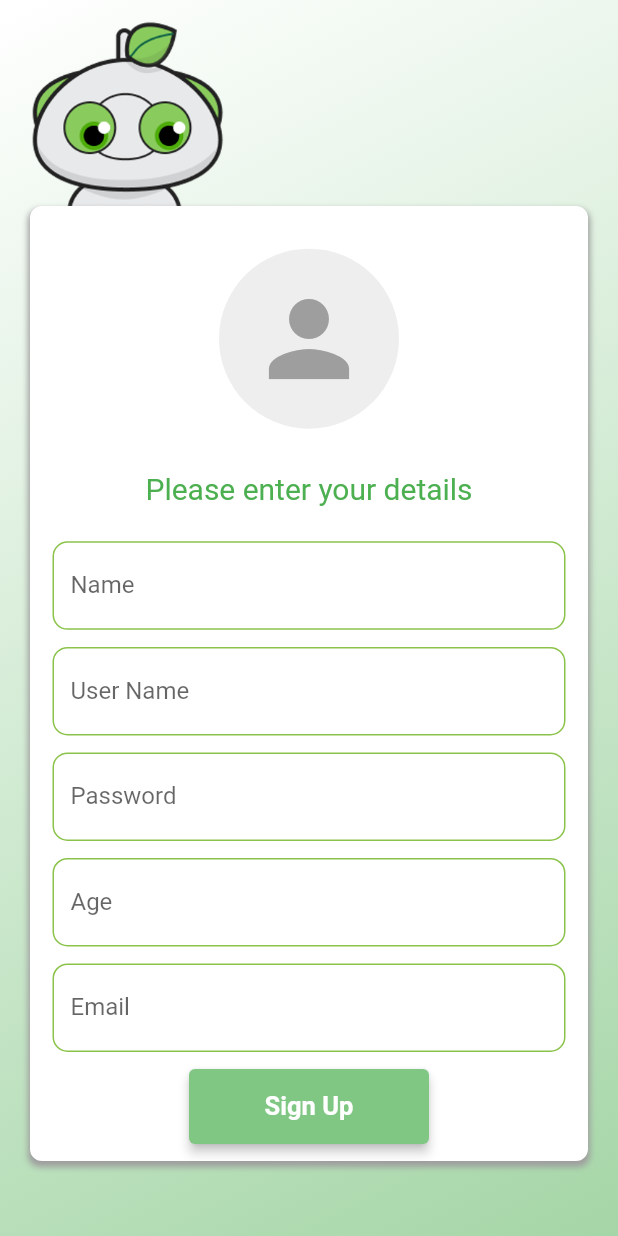
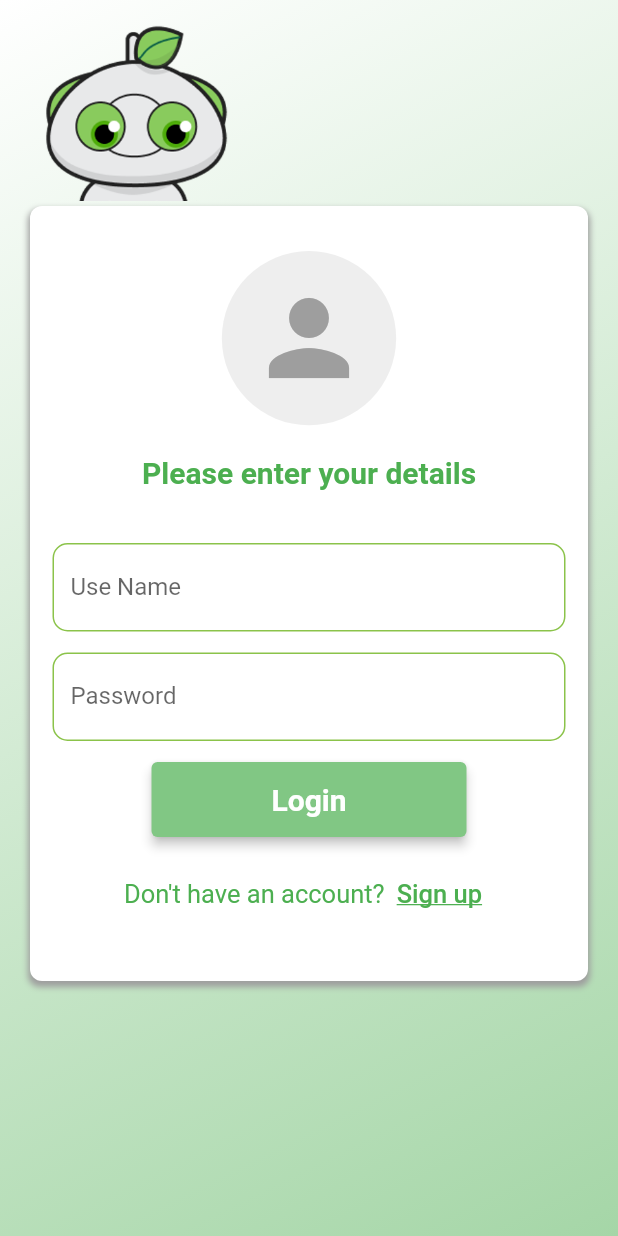
Before and after one commit to khhandrea/flutter-daily-diet-dare, a Flutter app: the screen it shows after launch, on a phone screen of 412 x 824 dp. Run offline on Flutter 3.47's test engine with Material 2 defaults, Android fonts, the phone set to English and light mode, and no system bars.

Commit message:
login section finished

```diff
--- a/lib/main.dart
+++ b/lib/main.dart
@@ -1,6 +1,7 @@
 
+import 'package:daily_diet_date/sign_in.dart';
 import 'package:flutter/material.dart';
-import 'sign_in.dart';
+import 'sign_up.dart';
 
 void main() {
   runApp(const MyApp());
@@ -16,7 +17,8 @@
       debugShowCheckedModeBanner: false,
       home: Scaffold(
         body: SafeArea(
-            child: SignIn()
+            // child: SignUp()
+          child: SignIn(),
         )
       ),
     );
--- a/lib/sign_in.dart
+++ b/lib/sign_in.dart
@@ -1,3 +1,4 @@
+import 'package:daily_diet_date/sign_up.dart';
 import 'package:flutter/material.dart';
 import 'package:flutter/services.dart';
 
@@ -7,18 +8,19 @@
   @override
   Widget build(BuildContext context) {
 
-    Widget getInfoSection = Card(
-      margin: const EdgeInsets.fromLTRB(15, 0, 15, 0),
+    Widget getLoginInfoSection = Card(
+      margin: const EdgeInsets.fromLTRB(15, 20, 15, 20),
       elevation: 0,
       child: Column(
-        // mainAxisAlignment: MainAxisAlignment.spaceEvenly,
         children: [
           Expanded(
-            flex: 1,
+            flex: 2,
             child: Column(
               children: [
                 Expanded(
                   flex: 5,
+                  child: Container(
+                    margin: const EdgeInsets.all(10),
                     child: CircleAvatar(
                       backgroundColor: Colors.grey[200],
                       radius: 60,
@@ -28,31 +30,63 @@
                         size: 80,
                       ),
                     ),
+                  )
                 ),
                 Expanded(
-                  flex: 1,
+                    flex: 2,
+                    child: Container(
+                      margin: const EdgeInsets.all(10),
                       child: Text(
                         "Please enter your details",
                         style: TextStyle(
                           color: Colors.green.shade500,
+                          fontWeight: FontWeight.bold,
                           fontSize: 20,
                         ),
+                      )
                     )
                 )
               ],
             )
           ),
           Expanded(
-            flex: 2,
+            flex: 3,
             child: Column(
               mainAxisAlignment: MainAxisAlignment.spaceEvenly,
               children: [
-                _personalDetailInfo("Name"),
-                _personalDetailInfo("User Name"),
-                _personalDetailInfo("Password"),
-                _personalDetailInfo("Age"),
-                _personalDetailInfo("Email"),
-                _personalDataInfoButton(),
+                _loginInfo("Use Name"),
+                _loginInfo("Password"),
+                _loginButton(),
+                Row(
+                  mainAxisAlignment: MainAxisAlignment.center,
+                  children: [
+                    const Text(
+                      "Don't have an account?",
+                      style: TextStyle(
+                        color: Colors.green,
+                        fontSize: 17,
+                      ),
+                    ),
+                    TextButton(
+                      onPressed: () {
+                        Navigator.push(
+                          context,
+                          MaterialPageRoute(
+                              builder: (context) => const SignUp()
+                          )
+                        );
+                      },
+                      child: const Text(
+                        "Sign up",
+                        style: TextStyle(
+                          color: Colors.green,
+                          fontSize: 17,
+                          decoration: TextDecoration.underline
+                        ),
+                      )
+                    )
+                  ]
+                )
               ],
             ),
           )
@@ -70,23 +104,24 @@
             colors: [ Colors.white, Colors.green.shade200 ]
           ),
         ),
+        child: SafeArea(
           child: Column(
             children: [
               Expanded(
-              flex: 2,
+                flex: 1,
                 child: Container(
                   decoration: const BoxDecoration(
                     image: DecorationImage(
                       image: AssetImage('assets/robot-lookDown.png'),
-                    fit: BoxFit.cover
+                      // fit: BoxFit.cover
                     )
                   )
                 )
               ),
               Expanded(
-              flex: 10,
+                flex: 5,
                 child: Container(
-                margin: const EdgeInsets.fromLTRB(20, 0, 20, 50),
+                  margin: const EdgeInsets.fromLTRB(20, 0, 20, 170),
                   height: double.infinity,
                   width: double.infinity,
                   decoration: const BoxDecoration(
@@ -101,49 +136,49 @@
                       )
                     ]
                   ),
-                child: getInfoSection,
+                  child: getLoginInfoSection,
                 ),
               )
             ],
           )
         ),
+      ),
     );
   }
 
-
-  TextField _personalDetailInfo(String label) {
+  TextField _loginInfo(String label) {
     return TextField(
       decoration: InputDecoration(
         enabledBorder: const OutlineInputBorder(
           borderSide: BorderSide(
             width: 1, color: Colors.lightGreen,
           ),
-          borderRadius: BorderRadius.all(Radius.circular(10))
+          borderRadius: BorderRadius.all(Radius.circular(10)),
         ),
         focusedBorder: const OutlineInputBorder(
           borderSide: BorderSide(
             width: 1, color: Colors.green,
           ),
-          borderRadius: BorderRadius.all(Radius.circular(10))
+          borderRadius: BorderRadius.all(Radius.circular(10)),
         ),
         labelText: label,
       ),
     );
   }
 
-  ElevatedButton _personalDataInfoButton() {
+  ElevatedButton _loginButton() {
     return ElevatedButton(
       style: ButtonStyle(
           foregroundColor: const MaterialStatePropertyAll(Colors.white),
           backgroundColor: MaterialStatePropertyAll(Colors.green.shade300),
-        fixedSize: const MaterialStatePropertyAll(Size(160, 50)),
+          fixedSize: const MaterialStatePropertyAll(Size(210, 50)),
           elevation: const MaterialStatePropertyAll(3)
       ),
       onPressed: null, // TODO have to be implemented 'onPressed'
       child: const Text(
-        "Sign Up",
+        "Login",
         style: TextStyle(
-          fontSize: 17,
+          fontSize: 20,
           fontWeight: FontWeight.bold
         ),
       ),
```
Also changed, not shown: lib/sign_up.dart (added, +153 -0 lines), 24 other files. Lines whose indentation alone changed are shown as unchanged.
